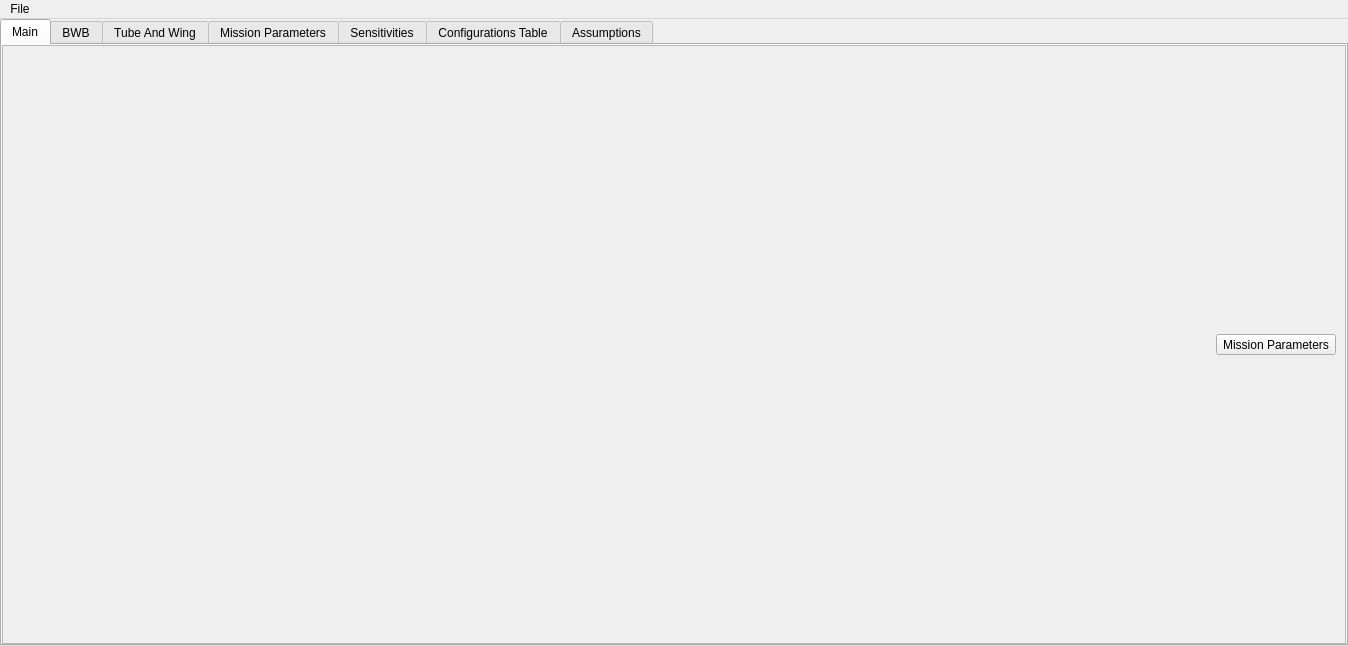
This is BWB_GUI/form.ui in bsannar/Capstone_BWB as Qt 5 draws it before an edit. The edited form follows.
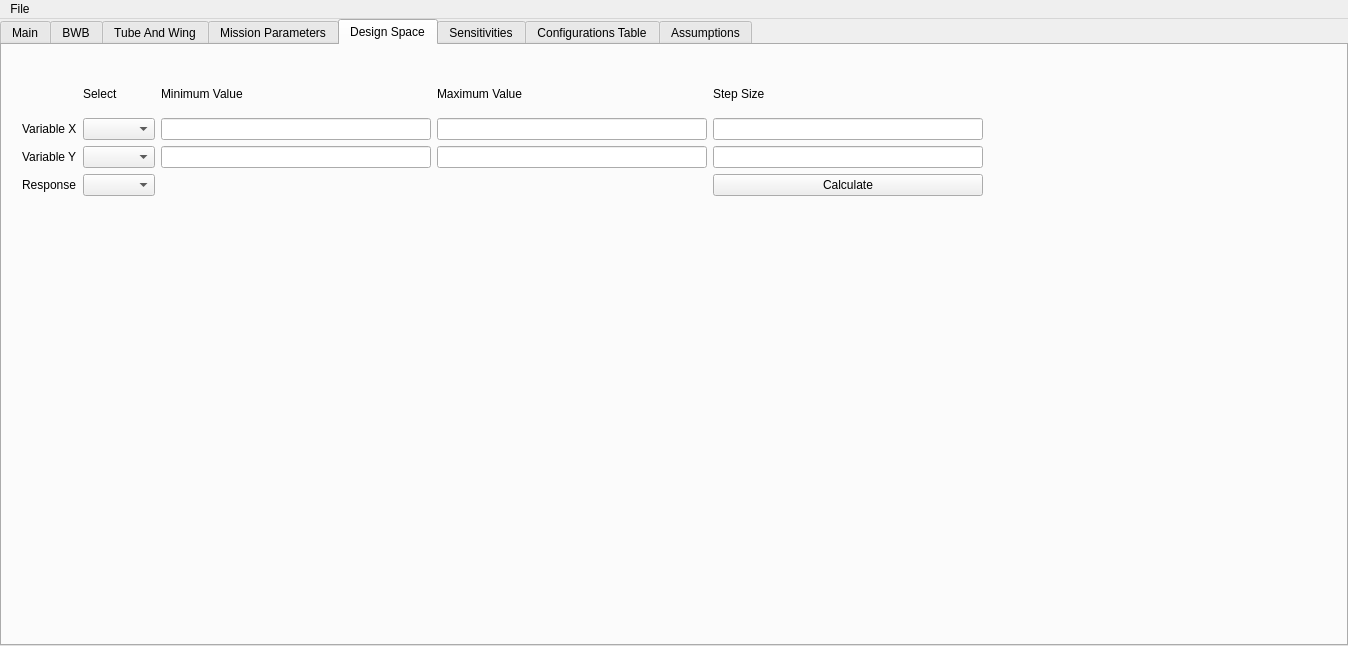
This is the edited form. The open tabs and pages were chosen to show the change.

Patch:
```diff
--- a/BWB_GUI/form.ui
+++ b/BWB_GUI/form.ui
@@ -62,8 +62,8 @@
             <rect>
              <x>0</x>
              <y>0</y>
-             <width>1342</width>
-             <height>582</height>
+             <width>1041</width>
+             <height>593</height>
             </rect>
            </property>
            <layout class="QVBoxLayout" name="verticalLayout_2">
@@ -834,6 +834,106 @@
         </item>
        </layout>
       </widget>
+      <widget class="QWidget" name="tab_2">
+       <attribute name="title">
+        <string>Design Space</string>
+       </attribute>
+       <widget class="QWidget" name="layoutWidget">
+        <property name="geometry">
+         <rect>
+          <x>20</x>
+          <y>30</y>
+          <width>961</width>
+          <height>121</height>
+         </rect>
+        </property>
+        <layout class="QGridLayout" name="gridLayout_10" columnstretch="0,0,0,0,0">
+         <item row="1" column="2">
+          <widget class="QLineEdit" name="min_X"/>
+         </item>
+         <item row="2" column="2">
+          <widget class="QLineEdit" name="min_Y"/>
+         </item>
+         <item row="0" column="1">
+          <widget class="QLabel" name="label_select">
+           <property name="text">
+            <string>Select</string>
+           </property>
+          </widget>
+         </item>
+         <item row="1" column="0">
+          <widget class="QLabel" name="variable_X">
+           <property name="text">
+            <string>Variable X</string>
+           </property>
+          </widget>
+         </item>
+         <item row="2" column="0">
+          <widget class="QLabel" name="variable_Y">
+           <property name="text">
+            <string>Variable Y</string>
+           </property>
+          </widget>
+         </item>
+         <item row="3" column="0">
+          <widget class="QLabel" name="Response">
+           <property name="text">
+            <string>Response</string>
+           </property>
+          </widget>
+         </item>
+         <item row="2" column="1">
+          <widget class="QComboBox" name="dd_Y"/>
+         </item>
+         <item row="1" column="4">
+          <widget class="QLineEdit" name="step_X"/>
+         </item>
+         <item row="1" column="3">
+          <widget class="QLineEdit" name="max_X"/>
+         </item>
+         <item row="1" column="1">
+          <widget class="QComboBox" name="dd_X"/>
+         </item>
+         <item row="3" column="1">
+          <widget class="QComboBox" name="dd_R"/>
+         </item>
+         <item row="2" column="4">
+          <widget class="QLineEdit" name="step_Y"/>
+         </item>
+         <item row="2" column="3">
+          <widget class="QLineEdit" name="max_Y"/>
+         </item>
+         <item row="0" column="2">
+          <widget class="QLabel" name="label_min">
+           <property name="text">
+            <string>Minimum Value</string>
+           </property>
+          </widget>
+         </item>
+         <item row="0" column="3">
+          <widget class="QLabel" name="label_max">
+           <property name="text">
+            <string>Maximum Value</string>
+           </property>
+          </widget>
+         </item>
+         <item row="0" column="4">
+          <widget class="QLabel" name="label_step">
+           <property name="text">
+            <string>Step Size</string>
+           </property>
+          </widget>
+         </item>
+         <item row="3" column="4">
+          <widget class="QPushButton" name="button_calc">
+           <property name="text">
+            <string>Calculate</string>
+           </property>
+          </widget>
+         </item>
+        </layout>
+       </widget>
+      </widget>
       <widget class="QWidget" name="tab">
        <attribute name="title">
         <string>Sensitivities</string>
```
Left out of the diff: 4 changed lines with no effect on the pictures.
